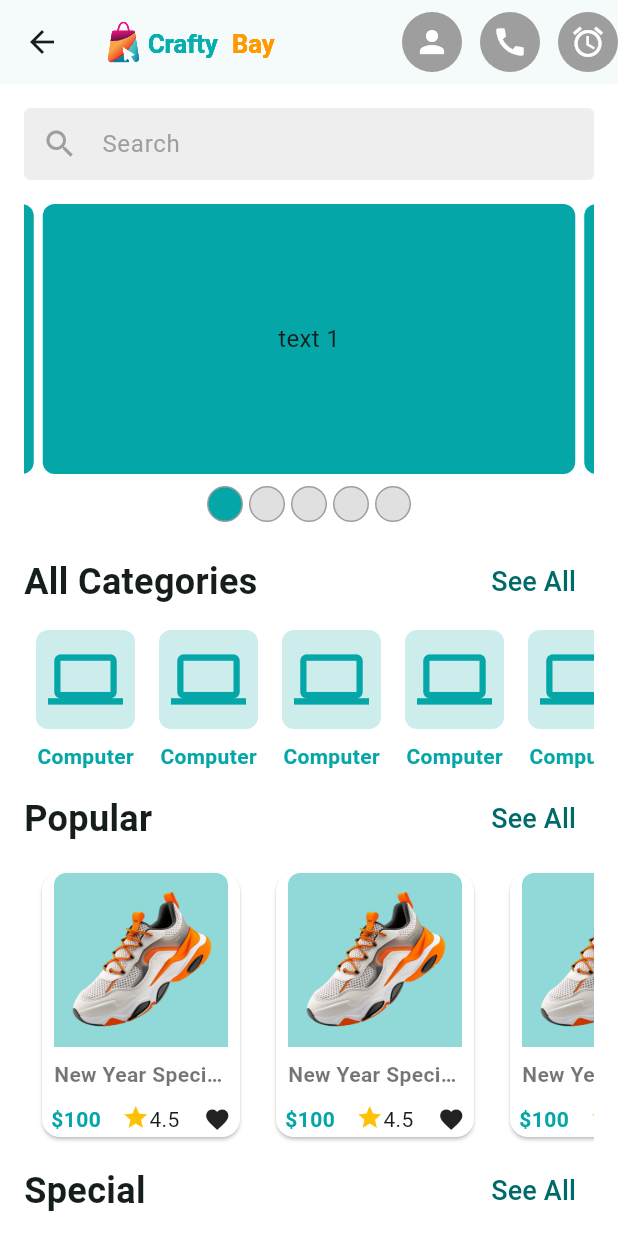
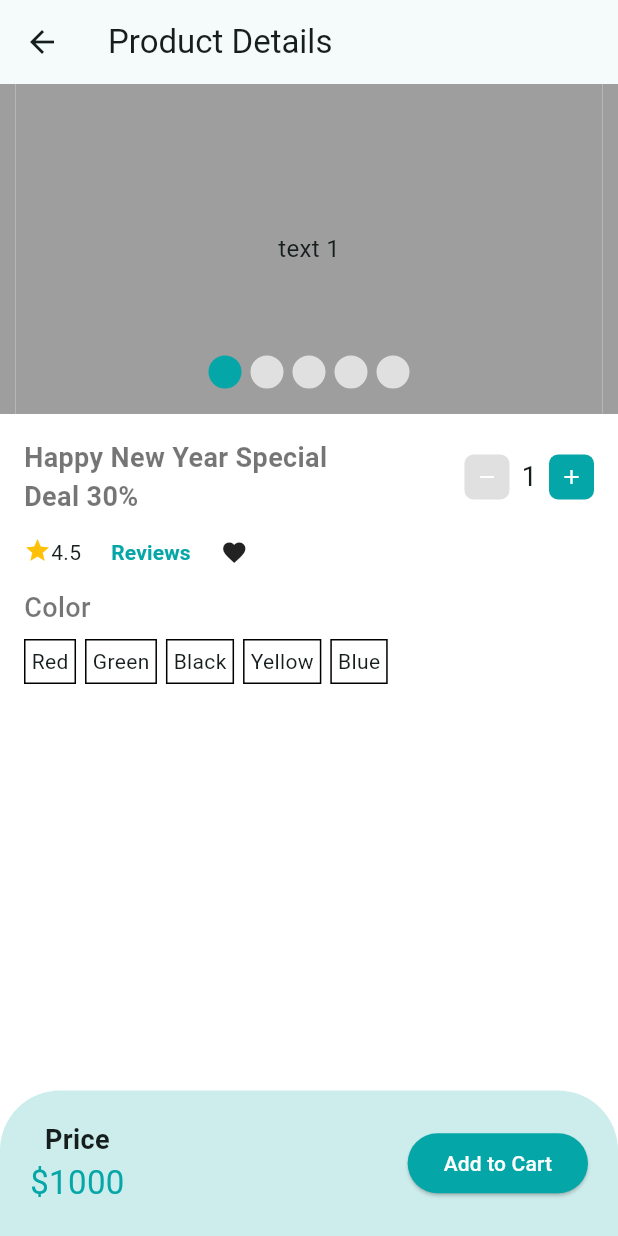
Before and after one commit to billalhossan1/ecomers-app, a Flutter app: the HomeScreen screen opened directly, after a tap on "New Year Special 3D", on a phone screen of 412 x 824 dp. Run offline on Flutter 3.47's test engine with Material 3 defaults, Android fonts, the phone set to English and light mode, and no system bars; drawn by our look-alikes of carousel_slider; our stand-ins replace flutter_svg, get, pin_code_fields.

Commit message:
add product details screen

```diff
--- a/lib/app/app.dart
+++ b/lib/app/app.dart
@@ -4,8 +4,11 @@ import 'package:ecomers_app/app/controller_binder.dart';
 import 'package:ecomers_app/features/auth/ui/screen/login_screen.dart';
 import 'package:ecomers_app/features/auth/ui/screen/pin_verification_screen.dart';
 import 'package:ecomers_app/features/auth/ui/screen/register_screen.dart';
+import 'package:ecomers_app/features/auth/ui/screen/splash_screen.dart';
 import 'package:ecomers_app/features/category/ui/screens/category_list_screen.dart';
 import 'package:ecomers_app/features/home/ui/screens/main_bottom_nav_screen.dart';
+import 'package:ecomers_app/features/product/ui/screens/product_details_screen.dart';
+import 'package:ecomers_app/features/product/ui/screens/product_list_screen.dart';
 import 'package:flutter/material.dart';
 import 'package:get/get.dart';
 
@@ -15,18 +18,50 @@ class CraftyBay extends StatelessWidget {
   @override
   Widget build(BuildContext context) {
     return  GetMaterialApp(
-      initialRoute: MainBottomNavBar.name,
       debugShowCheckedModeBanner: false,
       initialBinding: ControllerBinder(),
-      routes: {
-        // '/': (context)=>const SplashScreen(),
-        LoginScreen.name:(context)=>const LoginScreen(),
-        PinVerificationScreen.name:(context)=>const PinVerificationScreen(),
-        RegisterScreen.name : (context)=>const RegisterScreen(),
-        MainBottomNavBar.name : (context)=>const MainBottomNavBar(),
-        CategoryListScreen.name : (context)=>const CategoryListScreen(),
-
+      onGenerateRoute: (RouteSettings settings){
+        late Widget widget;
+        if(settings.name == SplashScreen.name)
+          {
+            widget = const SplashScreen();
+          }else if(settings.name == LoginScreen.name)
+            {
+              widget = const LoginScreen();
+            }else if(settings.name == PinVerificationScreen.name)
+        {
+          widget = const PinVerificationScreen();
+        }else if(settings.name == RegisterScreen.name)
+        {
+          widget = const RegisterScreen();
+        }else if(settings.name == MainBottomNavBar.name)
+        {
+          widget = const MainBottomNavBar();
+        }else if(settings.name == CategoryListScreen.name)
+        {
+          widget = const CategoryListScreen();
+        }else if(settings.name ==ProductListScreen.name)
+        {
+          String categoryName = settings.arguments as String;
+          widget = ProductListScreen(categoryName: categoryName,);
+        }else if(settings.name ==ProductDetailsScreen.name)
+        {
+          int productId = settings.arguments as int;
+          widget = ProductDetailsScreen(productId: productId);
+        }
+        return MaterialPageRoute(builder: (ctx){
+          return widget;
+        });
       },
+      // routes: {
+      //   // '/': (context)=>const SplashScreen(),
+      //   LoginScreen.name:(context)=>const LoginScreen(),
+      //   PinVerificationScreen.name:(context)=>const PinVerificationScreen(),
+      //   RegisterScreen.name : (context)=>const RegisterScreen(),
+      //   MainBottomNavBar.name : (context)=>const MainBottomNavBar(),
+      //   CategoryListScreen.name : (context)=>const CategoryListScreen(),
+      //   ProductListScreen.name:(context)=>const ProductListScreen(categoryName: "categoryName"),
+      // },
       theme: AppThemeData.lightThemeData,
       darkTheme: AppThemeData.darkThemeData,
       color: AppColor.themeColor,
--- a/lib/features/auth/ui/screen/splash_screen.dart
+++ b/lib/features/auth/ui/screen/splash_screen.dart
@@ -5,6 +5,7 @@ import 'package:flutter_svg/flutter_svg.dart';
 
 class SplashScreen extends StatefulWidget {
   const SplashScreen({super.key});
+  static const String name = '/';
 
   @override
   State<SplashScreen> createState() => _SplashScreenState();
--- a/lib/features/home/ui/widgets/poduct_item_widget.dart
+++ b/lib/features/common/ui/widgets/poduct_item_widget.dart
@@ -1,5 +1,6 @@
 import 'package:ecomers_app/app/app_color.dart';
 import 'package:ecomers_app/app/assets_path.dart';
+import 'package:ecomers_app/features/product/ui/screens/product_details_screen.dart';
 import 'package:flutter/material.dart';
 
 class ProductItemWidget extends StatelessWidget {
@@ -13,7 +14,9 @@ class ProductItemWidget extends StatelessWidget {
   @override
   Widget build(BuildContext context) {
     return GestureDetector(
-      onTap: (){},//TODO
+      onTap: (){
+        Navigator.pushNamed(context, ProductDetailsScreen.name,arguments: 1);
+      },
       child: SizedBox(
         width: 140,
         child: Card(
@@ -71,5 +74,8 @@ class ProductItemWidget extends StatelessWidget {
             )),
       ),
     );
+
+
   }
+
 }
--- a/lib/features/home/ui/screens/home_screen.dart
+++ b/lib/features/home/ui/screens/home_screen.dart
@@ -3,7 +3,7 @@ import 'package:ecomers_app/features/common/controller/main_bottom_nav_controlle
 import 'package:ecomers_app/features/home/ui/widgets/category_item_widget.dart';
 import 'package:ecomers_app/features/home/ui/widgets/category_text_widget.dart';
 import 'package:ecomers_app/features/home/ui/widgets/home_carosel_slider.dart';
-import 'package:ecomers_app/features/home/ui/widgets/poduct_item_widget.dart';
+import 'package:ecomers_app/features/common/ui/widgets/poduct_item_widget.dart';
 import 'package:ecomers_app/features/home/ui/widgets/product_search_bar.dart';
 import 'package:flutter/material.dart';
 import 'package:flutter_svg/flutter_svg.dart';
--- a/lib/features/home/ui/screens/main_bottom_nav_screen.dart
+++ b/lib/features/home/ui/screens/main_bottom_nav_screen.dart
@@ -35,7 +35,7 @@ final List<Widget> screens=[
             NavigationDestination(icon: Icon(Icons.home,), label: 'Home'),
             NavigationDestination(icon: Icon(Icons.category), label: 'Category'),
             NavigationDestination(icon: Icon(Icons.shopping_cart), label: 'Cart'),
-            NavigationDestination(icon: Icon(Icons.favorite), label: 'Home'),
+            NavigationDestination(icon: Icon(Icons.favorite), label: 'WishList'),
           ],
           selectedIndex: controller.selectedIndex,
           onDestinationSelected: controller.changeIndex,
--- a/lib/features/home/ui/widgets/category_item_widget.dart
+++ b/lib/features/home/ui/widgets/category_item_widget.dart
@@ -1,4 +1,5 @@
 import 'package:ecomers_app/app/app_color.dart';
+import 'package:ecomers_app/features/product/ui/screens/product_list_screen.dart';
 import 'package:flutter/material.dart';
 
 class CategoryItemWidget extends StatelessWidget {
@@ -6,12 +7,13 @@ class CategoryItemWidget extends StatelessWidget {
     super.key,
   });
 
-
   @override
   Widget build(BuildContext context) {
     return
       GestureDetector(
-        onTap: () {},
+        onTap: (){
+          Navigator.pushNamed(context, ProductListScreen.name,arguments: 'Computer');
+        },
         child: Column(
           children: [
             Container(
--- /dev/null
+++ b/lib/features/product/ui/screens/product_details_screen.dart
@@ -0,0 +1,143 @@
+import 'package:ecomers_app/app/app_color.dart';
+import 'package:ecomers_app/features/product/ui/widgets/color_picker_widget.dart';
+import 'package:ecomers_app/features/product/ui/widgets/product_carosel_slider.dart';
+import 'package:ecomers_app/features/product/ui/widgets/product_increment_decrement_button.dart';
+import 'package:flutter/material.dart';
+
+class ProductDetailsScreen extends StatefulWidget {
+  const ProductDetailsScreen({super.key, required this.productId});
+  static String name = '/product/ui/screens/product_details';
+  final int productId;
+  @override
+  State<ProductDetailsScreen> createState() => _ProductDetailsScreenState();
+}
+
+class _ProductDetailsScreenState extends State<ProductDetailsScreen> {
+  @override
+  Widget build(BuildContext context) {
+    return Scaffold(
+      appBar: AppBar(
+        title: const Text('Product Details'),
+      ),
+      body: Column(
+        children: [
+          ProductCaroselSlider(),
+          Expanded(
+            child: Padding(
+              padding: const EdgeInsets.all(16.0),
+              child: Column(
+                crossAxisAlignment: CrossAxisAlignment.start,
+                children: [
+                  const Row(
+                    mainAxisAlignment: MainAxisAlignment.spaceBetween,
+                    children: [
+                      SizedBox(
+                        width: 230,
+                        child: Text(
+                          'Happy New Year Special Deal 30%',
+                          style: TextStyle(
+                              fontWeight: FontWeight.bold,
+                              fontSize: 18,
+                              color: Colors.black54),
+                        ),
+                      ),
+                      ProductIncrementDecrementButton()
+                    ],
+                  ),
+                  Row(
+                    children: [
+                      const Wrap(
+                        children: [
+                          Icon(
+                            Icons.star,
+                            color: Colors.amber,
+                            size: 18,
+                          ),
+                          Text(
+                            '4.5',
+                            style: TextStyle(fontWeight: FontWeight.w400),
+                          ),
+                        ],
+                      ),
+                      const SizedBox(
+                        width: 8,
+                      ),
+                      TextButton(
+                          onPressed: onPressedReview,
+                          child: const Text(
+                            'Reviews',
+                            style: TextStyle(
+                                fontWeight: FontWeight.w600,
+                                color: AppColor.themeColor),
+                          )),
+                      const SizedBox(
+                        width: 8,
+                      ),
+                      const Icon(
+                        Icons.favorite,
+                        size: 18,
+                      )
+                    ],
+                  ),
+                  const Text(
+                    'Color',
+                    style: TextStyle(
+                        fontWeight: FontWeight.w500,
+                        fontSize: 18,
+                        color: Colors.black54),
+                  ),
+                  const SizedBox(
+                    height: 8,
+                  ),
+
+                  ColorPickerWidget(colors: ['Red','Green','Black','Yellow','Blue'],)
+
+                ],
+              ),
+            ),
+          ),
+          Container(
+            decoration: BoxDecoration(
+                color: AppColor.themeColor.withOpacity(0.2),
+                borderRadius: const BorderRadius.only(
+                    topRight: Radius.circular(40),
+                    topLeft: Radius.circular(40))),
+            child: Padding(
+              padding: const EdgeInsets.all(20.0),
+              child: Row(
+                mainAxisAlignment: MainAxisAlignment.spaceBetween,
+                children: [
+                  const Column(children: [
+                    Text(
+                      'Price',
+                      style:
+                          TextStyle(fontSize: 18, fontWeight: FontWeight.bold),
+                    ),
+                    Text('\$1000',
+                        style:
+                            TextStyle(fontSize: 22, color: AppColor.themeColor))
+                  ]),
+                  ElevatedButton(
+                    style: ElevatedButton.styleFrom(
+                      backgroundColor: AppColor.themeColor,
+                    ),
+                    onPressed: () {},
+                    child: const Text(
+                      'Add to Cart',
+                      style: TextStyle(color: Colors.white),
+                    ),
+                  )
+                ],
+              ),
+            ),
+          )
+        ],
+      ),
+    );
+  }
+
+
+  void onPressedReview() {
+    //TODO
+  }
+}
--- /dev/null
+++ b/lib/features/product/ui/screens/product_list_screen.dart
@@ -0,0 +1,28 @@
+import 'package:ecomers_app/app/app_theme_data.dart';
+import 'package:ecomers_app/features/common/ui/widgets/poduct_item_widget.dart';
+import 'package:flutter/material.dart';
+class ProductListScreen extends StatefulWidget {
+  const ProductListScreen({super.key, required this.categoryName});
+  final String categoryName;
+  static const String name='/product_list_screen';
+
+  @override
+  State<ProductListScreen> createState() => _ProductListScreenState();
+}
+
+
+class _ProductListScreenState extends State<ProductListScreen> {
+  @override
+  Widget build(BuildContext context) {
+    return Scaffold(
+      appBar: AppBar(title: AppThemeData.primaryText(widget.categoryName),),
+      body: GridView.builder(
+          itemCount: 20,
+          gridDelegate: const SliverGridDelegateWithFixedCrossAxisCount(
+              crossAxisCount: 3,  mainAxisSpacing: 16),
+          itemBuilder: (context, index) {
+            return const FittedBox(child: ProductItemWidget(tittle: 'New Year Special 3D', rating: 4.5, price: 100));
+          })
+    );
+  }
+}
--- /dev/null
+++ b/lib/features/product/ui/widgets/color_picker_widget.dart
@@ -0,0 +1,47 @@
+import 'package:ecomers_app/app/app_color.dart';
+import 'package:flutter/material.dart';
+
+class ColorPickerWidget extends StatefulWidget {
+  const ColorPickerWidget(
+      {super.key, required this.colors});
+  final List<String> colors;
+
+  @override
+  State<ColorPickerWidget> createState() => _ColorPickerWidgetState();
+}
+
+class _ColorPickerWidgetState extends State<ColorPickerWidget> {
+  @override
+  Widget build(BuildContext context) {
+    return SingleChildScrollView(
+      child: Row(
+        children: getColorItems(),
+      ),
+    );
+  }
+
+  List<Widget> getColorItems() {
+    List<Widget> colorList = [];
+    for (String color in widget.colors) {
+      colorList.add(colorItemDesign(color, (){}));
+    }
+    return colorList;
+  }
+  Widget colorItemDesign(String name,VoidCallback onTap)
+  {
+    return GestureDetector(
+      onTap: (){},
+      child: Container(
+        margin: const EdgeInsets.only(right: 6),
+        alignment: Alignment.center,
+        decoration: BoxDecoration(
+          border: Border.all()
+        ),
+        child: Padding(
+          padding: const EdgeInsets.all(4.0),
+          child: Text(name),
+        ),
+      ),
+    );
+  }
+}
--- /dev/null
+++ b/lib/features/product/ui/widgets/product_carosel_slider.dart
@@ -0,0 +1,75 @@
+import 'package:carousel_slider/carousel_slider.dart';
+import 'package:ecomers_app/app/app_color.dart';
+import 'package:flutter/material.dart';
+
+class ProductCaroselSlider extends StatelessWidget {
+  ProductCaroselSlider({
+    super.key,
+  });
+  final ValueNotifier<int> _selectedIndex = ValueNotifier(0);
+
+  @override
+  Widget build(BuildContext context) {
+    return Stack(
+      children: [
+        CarouselSlider(
+          options: CarouselOptions(
+            autoPlay: false,
+            autoPlayAnimationDuration: const Duration(seconds: 1),
+            height: 220,
+            viewportFraction: 0.95,
+            onPageChanged: (currentIndex, reason) {
+              _selectedIndex.value=currentIndex;
+            },
+          ),
+          items: [1, 2, 3, 4, 5].map((i) {
+            return Builder(
+              builder: (BuildContext context) {
+                return Container(
+                    width: MediaQuery.of(context).size.width,
+                    decoration: const BoxDecoration(
+                        color: Colors.grey,
+                    ),
+                    child: Center(
+                        child: Text(
+                          'text $i',
+                          style: const TextStyle(fontSize: 16.0),
+                        )));
+              },
+            );
+          }).toList(),
+        ),
+        Positioned(
+          left: 0,
+          right: 0,
+          bottom: 16,
+          child: ValueListenableBuilder(
+              valueListenable: _selectedIndex,
+              builder: (context, value,_) {
+                return Center(
+                  child: Row(
+                    mainAxisAlignment: MainAxisAlignment.center,
+                    children: [
+                      for(int i=0;i<5;i++)
+                        Container(
+                          height: 24,
+                          width: 24,
+                          margin: const EdgeInsets.symmetric(horizontal: 2),
+                          decoration: BoxDecoration(
+                              color: value == i ? AppColor.themeColor : Colors.grey.shade300,
+                              border: Border.all(color: Colors.grey),
+                              borderRadius: BorderRadius.circular(24)
+                          ),
+                        ),
+                    ],
+                  ),
+
+                );
+              }
+          ),
+        )
+      ],
+    );
+
+  }
+}
--- /dev/null
+++ b/lib/features/product/ui/widgets/product_increment_decrement_button.dart
@@ -0,0 +1,76 @@
+import 'package:ecomers_app/app/app_color.dart';
+import 'package:flutter/material.dart';
+
+class ProductIncrementDecrementButton extends StatefulWidget {
+  const ProductIncrementDecrementButton({super.key});
+
+  @override
+  State<ProductIncrementDecrementButton> createState() =>
+      _ProductIncrementDecrementButtonState();
+}
+
+class _ProductIncrementDecrementButtonState
+    extends State<ProductIncrementDecrementButton> {
+  bool isRemoveButtonDisabled = true;
+  bool isAddButtonDisabled = false;
+  int quantity = 1;
+
+  @override
+  Widget build(BuildContext context) {
+    return Row(
+      children: [
+        incrementDecrementButton(
+          Icons.remove,
+          isRemoveButtonDisabled ? null : onTapRemoveButton,
+          isRemoveButtonDisabled,
+        ),
+        const SizedBox(width: 8),
+        Text('$quantity', style: const TextStyle(fontSize: 18)),
+        const SizedBox(width: 8),
+        incrementDecrementButton(
+          Icons.add,
+          isAddButtonDisabled ? null : onTapAddButton,
+          isAddButtonDisabled,
+        ),
+      ],
+    );
+  }
+
+  Container incrementDecrementButton(
+      IconData icon, VoidCallback? onTap, bool isButtonDisabled) {
+    return Container(
+      height: 30,
+      width: 30,
+      decoration: BoxDecoration(
+        color: isButtonDisabled ? Colors.grey[300] : AppColor.themeColor,
+        borderRadius: BorderRadius.circular(6),
+      ),
+      child: IconButton(
+        onPressed: onTap,
+        icon: Icon(icon, color: Colors.white, size: 16),
+        padding: EdgeInsets.zero,
+      ),
+    );
+  }
+
+
+  void onTapRemoveButton() {
+    if (quantity > 1) {
+      setState(() {
+        quantity--;
+        isAddButtonDisabled = false;
+        if (quantity == 1) isRemoveButtonDisabled = true;
+      });
+    }
+  }
+
+  void onTapAddButton() {
+    if (quantity < 20) {
+      setState(() {
+        quantity++;
+        isRemoveButtonDisabled = false;
+        if (quantity == 20) isAddButtonDisabled = true;
+      });
+    }
+  }
+}
```
